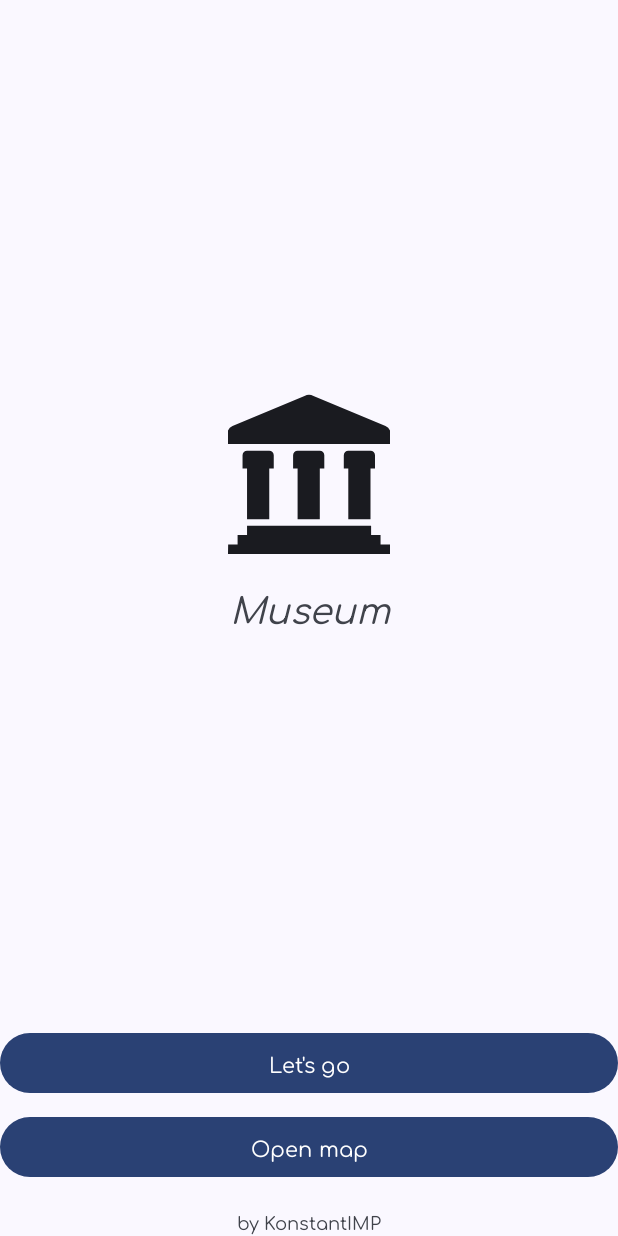
After one commit to KonstantIMP/museam_hack, an Android app: the fragment MenuFragment shown on its own in the app's theme, on a phone screen of 412 x 824 dp. The commit adds this screen. Run offline under Robolectric (Android 15) with nearby library versions, the phone set to English and light mode, and no system bars.

Commit message:
MenuFragment
* Create fragment layout and class
* Add binding init
* Made base UI - start and map btn

```diff
--- /dev/null
+++ b/app/src/main/java/org/kimp/witelokk/museum/app/ui/fragments/MenuFragment.kt
@@ -0,0 +1,22 @@
+package org.kimp.witelokk.museum.app.ui.fragments
+
+import android.os.Bundle
+import android.view.LayoutInflater
+import android.view.View
+import android.view.ViewGroup
+import androidx.fragment.app.Fragment
+import org.kimp.witelokk.museum.app.databinding.FragmentMenuBinding
+
+class MenuFragment : Fragment() {
+    private lateinit var binding: FragmentMenuBinding
+
+    override fun onCreateView(
+        inflater: LayoutInflater,
+        container: ViewGroup?,
+        savedInstanceState: Bundle?
+    ): View {
+        binding = FragmentMenuBinding.inflate(inflater)
+
+        return binding.root
+    }
+}
--- /dev/null
+++ b/app/src/main/res/layout/fragment_menu.xml
@@ -0,0 +1,66 @@
+<?xml version="1.0" encoding="utf-8"?>
+<androidx.constraintlayout.widget.ConstraintLayout xmlns:android="http://schemas.android.com/apk/res/android"
+    xmlns:app="http://schemas.android.com/apk/res-auto"
+    xmlns:tools="http://schemas.android.com/tools"
+    android:layout_width="match_parent"
+    android:layout_height="match_parent"
+    tools:context=".ui.fragments.MenuFragment">
+
+    <LinearLayout
+        android:layout_width="match_parent"
+        android:layout_height="wrap_content"
+        app:layout_constraintStart_toStartOf="parent"
+        app:layout_constraintEnd_toEndOf="parent"
+        app:layout_constraintTop_toTopOf="parent"
+        app:layout_constraintBottom_toTopOf="@id/mf_start_btn"
+        android:orientation="vertical" >
+
+        <com.google.android.material.imageview.ShapeableImageView
+            android:id="@+id/mf_app_logo_img"
+            android:layout_width="match_parent"
+            android:layout_height="wrap_content"
+            android:src="@drawable/ic_app_logo"/>
+
+        <com.google.android.material.textview.MaterialTextView
+            android:layout_width="match_parent"
+            android:layout_height="wrap_content"
+            android:text="@string/app_name"
+            android:layout_marginTop="@dimen/doub_grid_size"
+            android:gravity="center"
+            android:textStyle="italic"
+            android:textSize="24sp"/>
+
+    </LinearLayout>
+
+    <com.google.android.material.button.MaterialButton
+        android:id="@+id/mf_start_btn"
+        android:layout_width="match_parent"
+        android:layout_height="wrap_content"
+        android:layout_marginBottom="@dimen/base_grid_size"
+        app:layout_constraintBottom_toTopOf="@id/mf_map_btn"
+        app:layout_constraintEnd_toEndOf="parent"
+        app:layout_constraintStart_toStartOf="parent"
+        android:text="@string/mf_start_btn_msg"/>
+
+    <com.google.android.material.button.MaterialButton
+        android:id="@+id/mf_map_btn"
+        android:layout_width="match_parent"
+        android:layout_height="wrap_content"
+        android:layout_marginBottom="@dimen/doub_grid_size"
+        app:layout_constraintBottom_toTopOf="@id/mf_powered_by_msg"
+        app:layout_constraintEnd_toEndOf="parent"
+        app:layout_constraintStart_toStartOf="parent"
+        android:text="@string/mf_map_btn_msg"/>
+
+    <com.google.android.material.textview.MaterialTextView
+        android:id="@+id/mf_powered_by_msg"
+        android:layout_width="match_parent"
+        android:layout_height="wrap_content"
+        app:layout_constraintBottom_toBottomOf="parent"
+        app:layout_constraintEnd_toEndOf="parent"
+        app:layout_constraintStart_toStartOf="parent"
+        android:text="@string/powered_by_msg"
+        android:gravity="center"
+        android:textSize="12sp"/>
+
+</androidx.constraintlayout.widget.ConstraintLayout>
--- a/app/src/main/res/values/strings.xml
+++ b/app/src/main/res/values/strings.xml
@@ -1,8 +1,7 @@
 <resources>
     <string name="app_name">Museum</string>
-    <string name="title">This is just a template</string>
-    <string name="description">You can compute a factorial using the library-kotlin module. The result will be also shown in a notification using the library-android module.</string>
-    <string name="factorial_hint">Insert a number to compute his factorial</string>
-    <string name="compute">Compute</string>
-    <string name="notification_title">The Result is:</string>
+
+    <string name="mf_start_btn_msg">Let\'s go</string>
+    <string name="mf_map_btn_msg">Open map</string>
+    <string name="powered_by_msg" translatable="false">by KonstantIMP</string>
 </resources>
```
